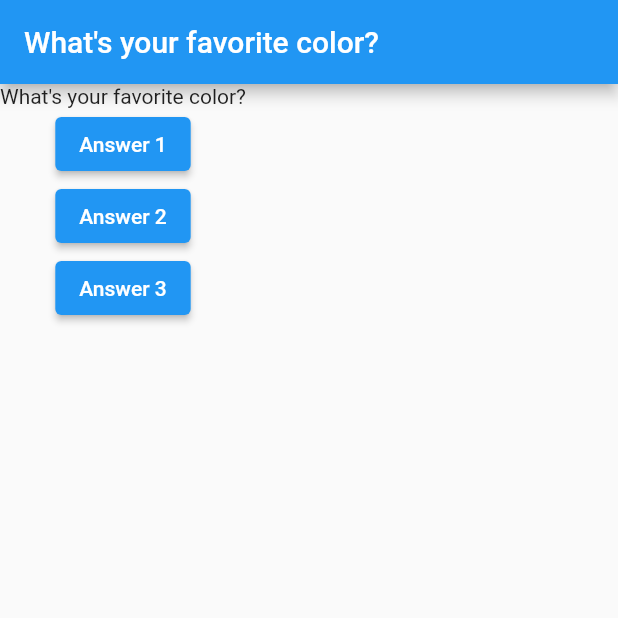
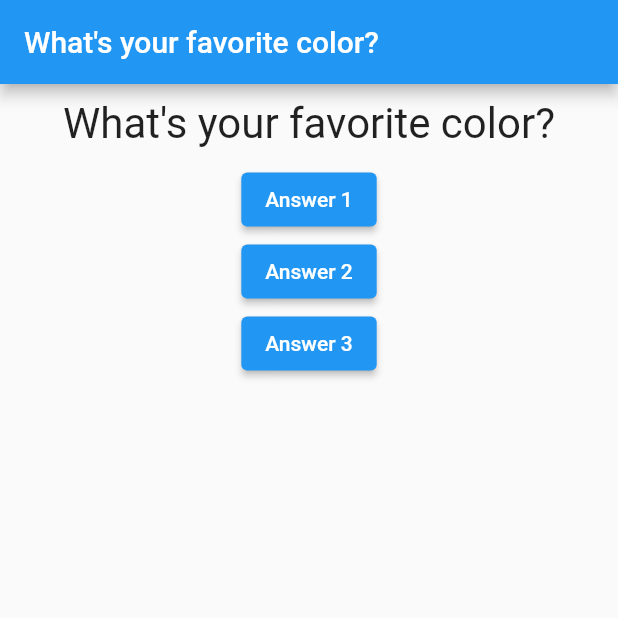
Before and after one commit to antosha-85/app_max_flutter, a Flutter app: the screen it shows after launch, on a phone screen of 412 x 824 dp, the top half of it. Run offline on Flutter 3.47's test engine with Material 2 defaults, Android fonts, the phone set to English and light mode, and no system bars.

Commit message:
Created a new file and class Question and use it as a separate widget and applied some styling(margin, fontSize, textAlignment

```diff
--- a/lib/main.dart
+++ b/lib/main.dart
@@ -1,3 +1,4 @@
+import 'package:app_max/question.dart';
 import 'package:flutter/material.dart';
 
 // void main() {
@@ -35,7 +36,7 @@
         ),
         body: Column(
           children: <Widget>[
-            Text(questions[_questionIndex]),
+            Question(questions[_questionIndex]),
             ElevatedButton(
               child: Text("Answer 1"),
               onPressed: answerQuestion,
--- /dev/null
+++ b/lib/question.dart
@@ -0,0 +1,20 @@
+import 'package:flutter/material.dart';
+
+class Question extends StatelessWidget {
+  final String questionText;
+
+  Question(this.questionText);
+
+  @override
+  Widget build(BuildContext context) {
+    return Container(
+      width: double.infinity,
+      margin: EdgeInsets.all(10),
+      child: Text(
+        questionText,
+        style: TextStyle(fontSize: 28),
+        textAlign: TextAlign.center,
+      ),
+    );
+  }
+}
```
